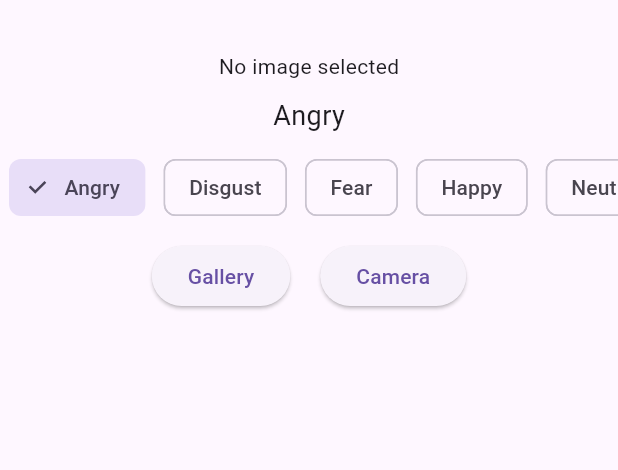
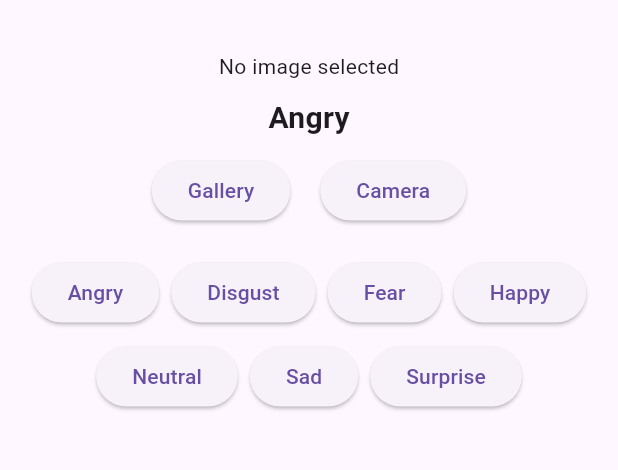
Before and after one commit to Zaki4436/emotune, a Flutter app: the screen it shows after launch, after a tap on "Angry", on a phone screen of 412 x 824 dp, the part 63-533 px from its top. Run offline on Flutter 3.47's test engine with Material 3 defaults, Android fonts, the phone set to English and light mode, and no system bars; our stand-ins replace image_picker, just_audio; missing offline and left inert: google_mlkit_face_detection, tflite_flutter; network calls fail.

Commit message:
put algorithm

```diff
--- a/lib/main.dart
+++ b/lib/main.dart
@@ -1,11 +1,18 @@
 import 'dart:io';
+
 import 'package:flutter/material.dart';
 import 'package:image_picker/image_picker.dart';
+
 import 'services/spotify_service.dart';
 import 'song_detail_screen.dart';
+
 import 'package:tflite_flutter/tflite_flutter.dart';
+
 import 'package:image/image.dart' as img;
+
 import 'package:google_mlkit_face_detection/google_mlkit_face_detection.dart';
+
+import 'utils/recommendation_engine.dart';
 
 void main() {
   runApp(const EmoTuneApp());
@@ -16,6 +23,7 @@ class EmoTuneApp extends StatelessWidget {
 
   @override
   Widget build(BuildContext context) {
+
     return const MaterialApp(
       debugShowCheckedModeBanner: false,
       home: EmotionScreen(),
@@ -27,23 +35,30 @@ class EmotionScreen extends StatefulWidget {
   const EmotionScreen({super.key});
 
   @override
-  State<EmotionScreen> createState() => _EmotionScreenState();
+  State<EmotionScreen> createState() =>
+      _EmotionScreenState();
 }
 
-class _EmotionScreenState extends State<EmotionScreen> {
+class _EmotionScreenState
+    extends State<EmotionScreen> {
+
   File? _image;
+
   String emotion = "No emotion";
+
   bool isLoading = false;
 
   List songs = [];
 
   final picker = ImagePicker();
-  final SpotifyService _spotifyService = SpotifyService();
 
-  // 🔥 ML MODEL
+  final SpotifyService _spotifyService =
+  SpotifyService();
+
   Interpreter? interpreter;
 
   final List<String> labels = [
+
     "Angry",
     "Disgust",
     "Fear",
@@ -51,6 +66,7 @@ class _EmotionScreenState extends State<EmotionScreen> {
     "Neutral",
     "Sad",
     "Surprise"
+
   ];
 
   @override
@@ -60,101 +76,174 @@ class _EmotionScreenState extends State<EmotionScreen> {
   }
 
   Future<void> loadModel() async {
-    interpreter =
-        await Interpreter.fromAsset('assets/model/emotion_model.tflite');
+
+    interpreter = await Interpreter.fromAsset(
+      'assets/model/emotion_model.tflite',
+    );
   }
 
   // ===============================
   // 📸 PICK IMAGE
   // ===============================
-  Future<void> pickImage(ImageSource source) async {
-    final picked = await picker.pickImage(source: source);
+  Future<void> pickImage(
+      ImageSource source,
+      ) async {
+
+    final picked =
+    await picker.pickImage(source: source);
+
     if (picked == null) return;
 
     File imageFile = File(picked.path);
 
     setState(() {
+
       _image = imageFile;
       emotion = "Detecting...";
+
     });
 
-    await detectFace(imageFile); // 🔥 WAIT PROCESS
+    await detectFace(imageFile);
   }
 
   // ===============================
   // 🧠 FACE DETECTION
   // ===============================
   Future<void> detectFace(File file) async {
-    final inputImage = InputImage.fromFile(file);
+
+    final inputImage =
+    InputImage.fromFile(file);
 
     final faceDetector = FaceDetector(
-      options: FaceDetectorOptions(performanceMode: FaceDetectorMode.fast),
+
+      options: FaceDetectorOptions(
+        performanceMode:
+        FaceDetectorMode.fast,
+      ),
     );
 
-    final faces = await faceDetector.processImage(inputImage);
+    final faces =
+    await faceDetector.processImage(
+      inputImage,
+    );
 
     if (faces.isEmpty) {
-      setState(() => emotion = "No face detected ❌");
+
+      setState(() {
+
+        emotion =
+        "No face detected ❌";
+
+      });
+
       return;
     }
 
-    final face = faces.first.boundingBox;
+    final face =
+    faces.first.boundingBox;
 
-    img.Image? original = img.decodeImage(await file.readAsBytes());
+    img.Image? original =
+    img.decodeImage(
+      await file.readAsBytes(),
+    );
 
     img.Image cropped = img.copyCrop(
+
       original!,
+
       x: face.left.toInt(),
       y: face.top.toInt(),
+
       width: face.width.toInt(),
       height: face.height.toInt(),
     );
 
-    await runModel(cropped); // 🔥 IMPORTANT
+    await runModel(cropped);
   }
 
   // ===============================
-  // 🤖 RUN MODEL + AUTO FETCH
+  // 🤖 RUN MODEL
   // ===============================
-  Future<void> runModel(img.Image image) async {
+  Future<void> runModel(
+      img.Image image,
+      ) async {
+
     if (interpreter == null) return;
 
-    img.Image resized = img.copyResize(image, width: 48, height: 48);
+    img.Image resized =
+    img.copyResize(
+      image,
+      width: 48,
+      height: 48,
+    );
 
     var input = List.generate(
+
       1,
+
           (i) => List.generate(
+
         48,
-        (y) => List.generate(48, (x) {
-          var pixel = resized.getPixel(x, y);
+
+            (y) => List.generate(
+
+          48,
+
+              (x) {
+
+            var pixel =
+            resized.getPixel(x, y);
+
             var gray =
-              (pixel.r * 0.3 + pixel.g * 0.59 + pixel.b * 0.11) / 255.0;
+
+                (pixel.r * 0.3 +
+                    pixel.g * 0.59 +
+                    pixel.b * 0.11)
+
+                    / 255.0;
+
             return [gray];
-        }),
+          },
+        ),
       ),
     );
 
-    var output = List.generate(1, (i) => List.filled(labels.length, 0.0));
+    var output =
+    List.generate(
+      1,
+          (i) => List.filled(
+        labels.length,
+        0.0,
+      ),
+    );
 
     interpreter!.run(input, output);
 
     int maxIndex = 0;
+
     double maxValue = output[0][0];
 
-    for (int i = 0; i < labels.length; i++) {
+    for (int i = 0;
+    i < labels.length;
+    i++) {
+
       if (output[0][i] > maxValue) {
+
         maxValue = output[0][i];
+
         maxIndex = i;
       }
     }
 
-    String detectedEmotion = labels[maxIndex];
+    String detectedEmotion =
+    labels[maxIndex];
 
     setState(() {
+
       emotion = detectedEmotion;
+
     });
 
-    // 🔥 AUTO FETCH SONGS
     await fetchSongs();
   }
 
@@ -162,19 +251,56 @@ class _EmotionScreenState extends State<EmotionScreen> {
   // 🎵 FETCH SONGS
   // ===============================
   Future<void> fetchSongs() async {
-    setState(() => isLoading = true);
+
+    setState(() {
+
+      isLoading = true;
+
+    });
 
     try {
+
       var fetchedSongs =
-          await _spotifyService.getSongsByEmotion(emotion);
+      await _spotifyService
+          .getSongsByEmotion(emotion);
+
+      // 🎯 CONTENT-BASED FILTERING
+      for (var song in fetchedSongs) {
+
+        song['score'] =
+            RecommendationEngine
+                .calculateScore(
+              song,
+              emotion,
+            );
+      }
+
+      // 🎯 SORT BY BEST MATCH
+      fetchedSongs.sort(
+
+            (a, b) =>
+
+            b['score']
+                .compareTo(a['score']),
+      );
 
       setState(() {
+
         songs = fetchedSongs;
+
         isLoading = false;
+
       });
+
     } catch (e) {
-      print("Error fetching songs: $e");
-      setState(() => isLoading = false);
+
+      print("Error: $e");
+
+      setState(() {
+
+        isLoading = false;
+
+      });
     }
   }
 
@@ -183,97 +309,175 @@ class _EmotionScreenState extends State<EmotionScreen> {
   // ===============================
   @override
   Widget build(BuildContext context) {
+
     return Scaffold(
-      appBar: AppBar(title: const Text("EmoTune 🎧")),
+
+      appBar: AppBar(
+        title:
+        const Text("EmoTune 🎧"),
+      ),
+
       body: Column(
+
         children: [
+
           const SizedBox(height: 20),
 
           _image != null
-              ? Image.file(_image!, height: 200)
-              : const Text("No image selected"),
+
+              ? Image.file(
+            _image!,
+            height: 200,
+          )
+
+              : const Text(
+            "No image selected",
+          ),
 
           const SizedBox(height: 10),
 
           Text(
             emotion,
-            style: const TextStyle(fontSize: 18),
-          ),
-
-          const SizedBox(height: 10),
-
-          // 🎯 EMOTION BUTTONS
-          SizedBox(
-            height: 50,
-            child: ListView.builder(
-              scrollDirection: Axis.horizontal,
-              itemCount: labels.length,
-              itemBuilder: (context, index) {
-                final emo = labels[index];
-
-                return Padding(
-                  padding: const EdgeInsets.symmetric(horizontal: 6),
-                  child: ChoiceChip(
-                    label: Text(emo),
-                    selected: emotion == emo,
-                    onSelected: (selected) async {
-                      setState(() {
-                        emotion = emo;
-                      });
-
-                      await fetchSongs();
-                    },
-                  ),
-                );
-              },
+            style: const TextStyle(
+              fontSize: 20,
+              fontWeight:
+              FontWeight.bold,
             ),
           ),
 
           const SizedBox(height: 10),
 
           Row(
-            mainAxisAlignment: MainAxisAlignment.center,
+
+            mainAxisAlignment:
+            MainAxisAlignment.center,
+
             children: [
+
               ElevatedButton(
-                onPressed: () => pickImage(ImageSource.gallery),
-                child: const Text("Gallery"),
+
+                onPressed: () =>
+                    pickImage(
+                      ImageSource.gallery,
                     ),
+
+                child:
+                const Text("Gallery"),
+              ),
+
               const SizedBox(width: 20),
+
               ElevatedButton(
-                onPressed: () => pickImage(ImageSource.camera),
-                child: const Text("Camera"),
+
+                onPressed: () =>
+                    pickImage(
+                      ImageSource.camera,
+                    ),
+
+                child:
+                const Text("Camera"),
               ),
             ],
           ),
 
-          const SizedBox(height: 10),
+          const SizedBox(height: 20),
+
+          Wrap(
+            alignment: WrapAlignment.center,
+            spacing: 8.0,
+            runSpacing: 8.0,
+            children: labels.map((e) {
+              return ElevatedButton(
+                onPressed: () {
+                  setState(() {
+                    emotion = e;
+                    _image = null;
+                  });
+                  fetchSongs();
+                },
+                child: Text(e),
+              );
+            }).toList(),
+          ),
+
+          const SizedBox(height: 20),
 
           Expanded(
+
             child: isLoading
-                ? const Center(child: CircularProgressIndicator())
+
+                ? const Center(
+              child:
+              CircularProgressIndicator(),
+            )
+
                 : ListView.builder(
-                    itemCount: songs.length,
-                    itemBuilder: (context, index) {
-                      var song = songs[index];
 
-                      return ListTile(
-                        leading: Image.network(
+              itemCount:
+              songs.length,
+
+              itemBuilder:
+                  (context, index) {
+
+                var song =
+                songs[index];
+
+                return Card(
+
+                  margin:
+                  const EdgeInsets.symmetric(
+                    horizontal: 10,
+                    vertical: 5,
+                  ),
+
+                  child: ListTile(
+
+                    leading:
+                    Image.network(
+
                       song['image'],
+
                       width: 50,
-                          errorBuilder: (_, __, ___) =>
-                              const Icon(Icons.music_note),
+
+                      errorBuilder:
+                          (_, __, ___) =>
+
+                      const Icon(
+                        Icons.music_note,
                       ),
-                        title: Text(song['title']),
-                        subtitle: Text(song['artist']),
+                    ),
+
+                    title:
+                    Text(song['title']),
+
+                    subtitle: Column(
+
+                      crossAxisAlignment:
+                      CrossAxisAlignment.start,
+
+                      children: [
+
+                        Text(song['artist']),
+                      ],
+                    ),
+
                     onTap: () {
+
                       Navigator.push(
+
                         context,
+
                         MaterialPageRoute(
+
                           builder: (_) =>
-                                  SongDetailScreen(song: song),
+
+                              SongDetailScreen(
+                                song: song,
+                              ),
                         ),
                       );
                     },
+                  ),
                 );
               },
             ),
--- /dev/null
+++ b/lib/utils/emotion_profile.dart
@@ -0,0 +1,43 @@
+Map<String, Map<String, double>> emotionProfiles = {
+  "Happy": {
+    "energy": 0.9,
+    "valence": 0.9,
+    "danceability": 0.8,
+  },
+
+  "Sad": {
+    "energy": 0.2,
+    "valence": 0.1,
+    "danceability": 0.3,
+  },
+
+  "Angry": {
+    "energy": 0.8,
+    "valence": 0.2,
+    "danceability": 0.5,
+  },
+
+  "Fear": {
+    "energy": 0.3,
+    "valence": 0.2,
+    "danceability": 0.2,
+  },
+
+  "Neutral": {
+    "energy": 0.5,
+    "valence": 0.5,
+    "danceability": 0.5,
+  },
+
+  "Surprise": {
+    "energy": 0.9,
+    "valence": 0.7,
+    "danceability": 0.8,
+  },
+
+  "Disgust": {
+    "energy": 0.2,
+    "valence": 0.1,
+    "danceability": 0.2,
+  },
+};
```
Also changed, not shown: lib/services/spotify_service.dart (+90 -45 lines), lib/utils/recommendation_engine.dart (added, +49 -0 lines). Lines whose indentation alone changed are shown as unchanged.
